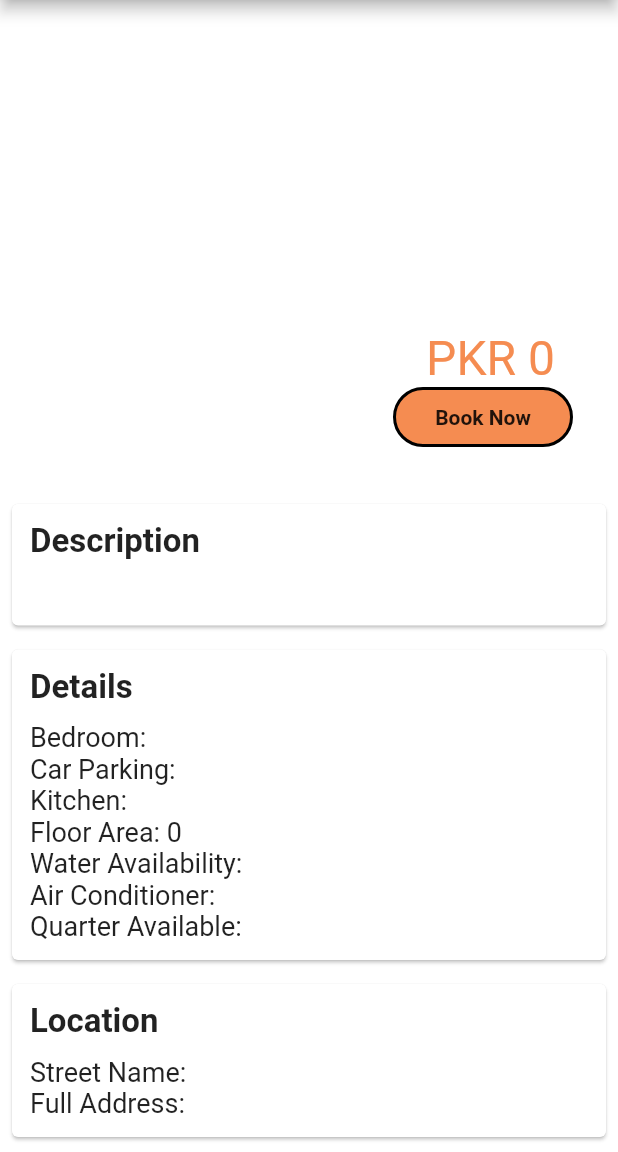
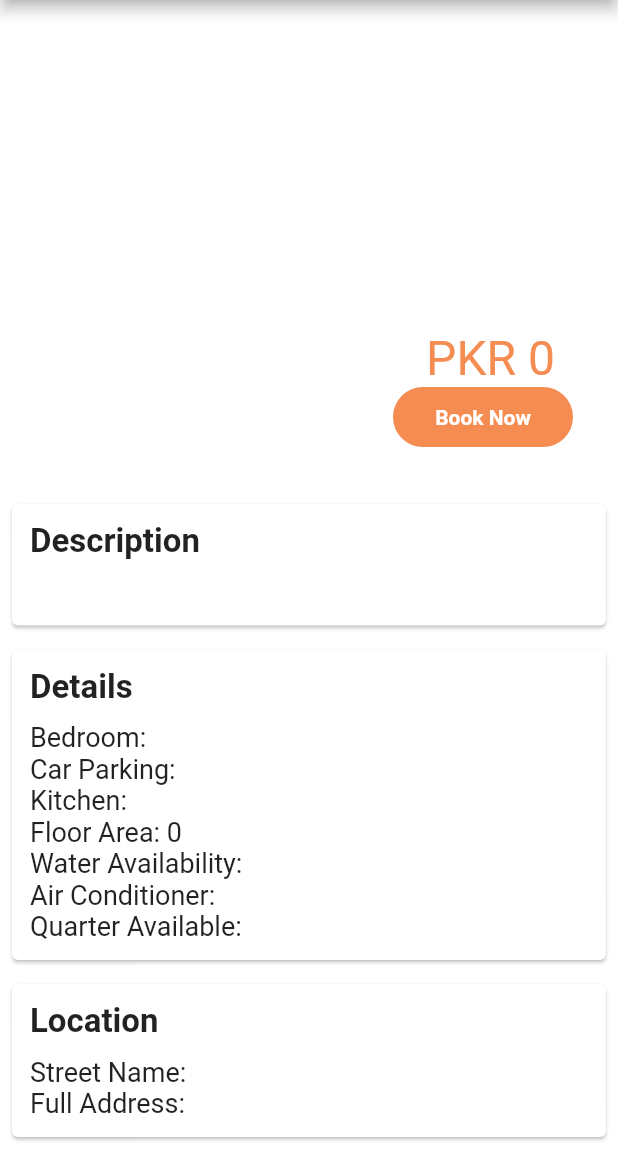
Before and after one commit to hamzasiddiqui97/Adventour-Guide-FYP, a Flutter app: the HotelPostDetailsTouristPage screen opened directly with empty values, on a phone screen of 412 x 824 dp, the part 84-1236 px from its top. Run offline on Flutter 3.47's test engine with Material 2 defaults, Android fonts, the phone set to English and light mode, and no system bars; our stand-ins replace cached_network_image, cloud_firestore, dio, firebase_auth, firebase_core, firebase_database and 19 more; missing offline and left inert: flutter_google_places, flutter_polyline_points, google_api_headers, google_directions_api, google_maps_webservice; accounts and stored records are empty; project files that could hold a hidden picture were left out.

Commit message:
Book now button color changed...

```diff
--- a/lib/view/screens/views/hotel_post_details_tourist_view.dart
+++ b/lib/view/screens/views/hotel_post_details_tourist_view.dart
@@ -118,7 +118,7 @@ class HotelPostDetailsTouristPage extends StatelessWidget {
                                   width: 120,
                                   decoration: BoxDecoration(
                                     color: ColorPalette.secondaryColor,
-                                    border: Border.all(color: Colors.black, width: 2),
+                                    border: Border.all(color: ColorPalette.secondaryColor, width: 2),
                                     borderRadius: const BorderRadius.all(
                                       Radius.circular(
                                         20,
@@ -130,6 +130,7 @@ class HotelPostDetailsTouristPage extends StatelessWidget {
                                       "Book Now",
                                       style: TextStyle(
                                         fontWeight: FontWeight.w700,
+                                        color: ColorPalette.primaryColor,
                                       ),
                                     ),
                                   ),
@@ -142,7 +143,6 @@ class HotelPostDetailsTouristPage extends StatelessWidget {
                     ),
                   ),
                   const SizedBox(height: 10),
-
                 ],
               ),
             ),
```
